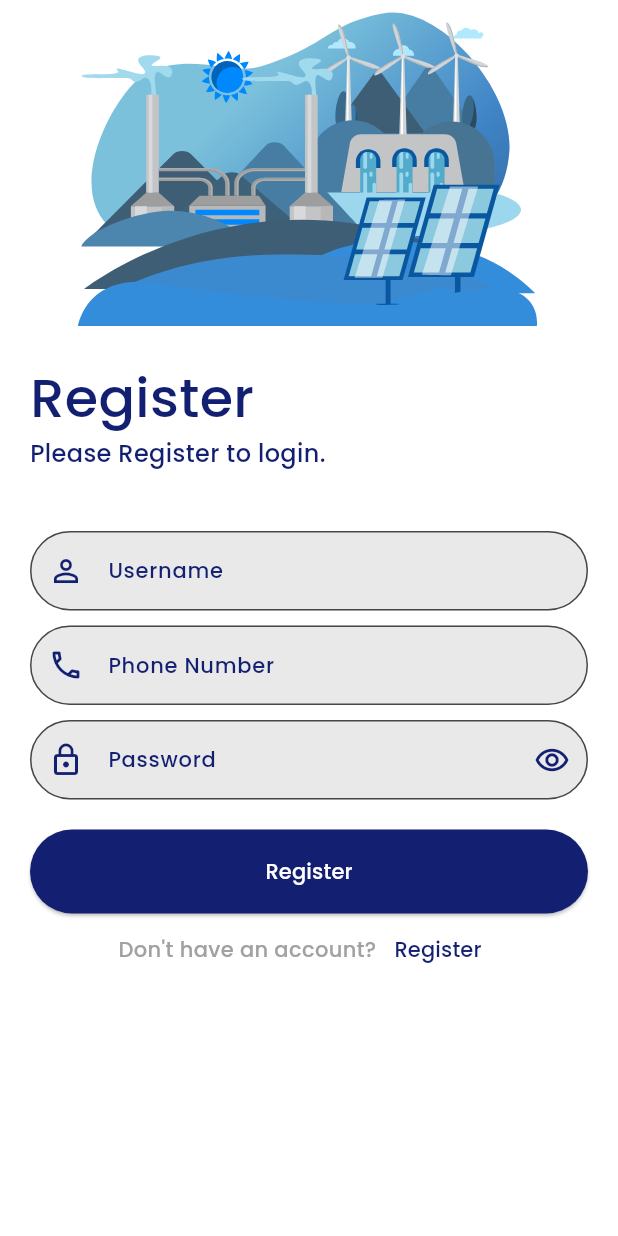
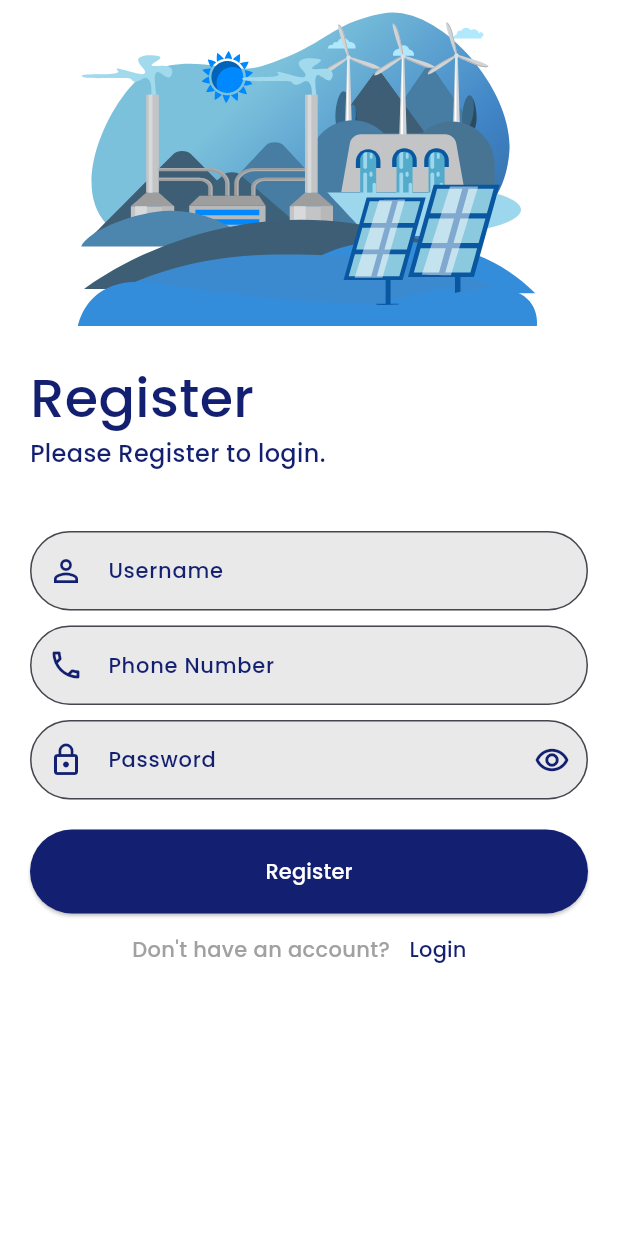
Before and after one commit to ferya2/SKPLU_App-Test_Technical, a Flutter app: the screen it shows after launch, after a tap on "Login", after a tap on "Forgot Password?", after a tap on "Register", on a phone screen of 412 x 824 dp. Run offline on Flutter 3.47's test engine with Material 3 defaults, Android fonts, the phone set to English and light mode, and no system bars; our stand-ins replace google_nav_bar, lottie.

Commit message:
Feat(Login,Register,Homepage) - Detailing UI

```diff
--- a/test_technical/lib/feature/auth/view/login.dart
+++ b/test_technical/lib/feature/auth/view/login.dart
@@ -21,8 +21,10 @@ class LoginView extends StatelessWidget {
   Widget build(BuildContext context) {
     return Scaffold(
       backgroundColor: AppColor.whiteNeutral,
-      resizeToAvoidBottomInset: false,
+      resizeToAvoidBottomInset: true, // Pastikan ini diatur ke true
       body: SafeArea(
+        child: SingleChildScrollView(
+          // Tambahkan SingleChildScrollView
           child: Padding(
             padding: CustomPadding.kSidePadding,
             child: Column(
@@ -76,9 +78,8 @@ class LoginView extends StatelessWidget {
                       onPressed: model.isLoading
                           ? null
                           : () {
-                            // Bungkus operasi async dalam fungsi sinkron
                               _loginDummy(model, context);
-                          } as VoidCallback?, // Casting as VoidCallback agar bisa dianggap sebagai VoidCallback
+                            } as VoidCallback?,
                     );
                   },
                 ),
@@ -110,6 +111,7 @@ class LoginView extends StatelessWidget {
             ),
           ),
         ),
+      ),
     );
   }
 
@@ -120,19 +122,20 @@ class LoginView extends StatelessWidget {
       passwordController.text,
     );
 
-    // Ensure the widget is still mounted
     if (context.mounted) {
       if (isSuccess) {
-        // Show success snack bar
         ScaffoldMessenger.of(context).showSnackBar(
           SnackBar(content: Text('Login successful')),
         );
 
-        // Navigate to home page
         Navigator.pushReplacement(context,
             RoutingPage.onGenerateRoute(RouteSettings(name: '/navbar')));
+      } else if (usernameController.text.isEmpty ||
+          passwordController.text.isEmpty) {
+        ScaffoldMessenger.of(context).showSnackBar(
+          SnackBar(content: Text('Textfield harus diisi')),
+        );
       } else {
-        // Show failure snack bar
         ScaffoldMessenger.of(context).showSnackBar(
           SnackBar(content: Text('Login failed')),
         );
--- a/test_technical/lib/feature/auth/view/register.dart
+++ b/test_technical/lib/feature/auth/view/register.dart
@@ -16,8 +16,9 @@ class RegisterPage extends StatelessWidget {
   Widget build(BuildContext context) {
     return Scaffold(
       backgroundColor: AppColor.whiteNeutral,
-      resizeToAvoidBottomInset: false,
+      resizeToAvoidBottomInset: true,
       body: SafeArea(
+        child: SingleChildScrollView(
           child: Padding(
             padding: CustomPadding.kSidePadding,
             child: Column(
@@ -74,7 +75,7 @@ class RegisterPage extends StatelessWidget {
                                     RouteSettings(name: '/login')));
                           },
                           child: Text(
-                          'Register',
+                            'Login',
                             style: AppTextStyle.smallText,
                           ))
                     ],
@@ -84,6 +85,7 @@ class RegisterPage extends StatelessWidget {
             ),
           ),
         ),
+      ),
     );
   }
 }
--- a/test_technical/lib/feature/homepage/view/homepage.dart
+++ b/test_technical/lib/feature/homepage/view/homepage.dart
@@ -24,6 +24,7 @@ class HomePage extends StatelessWidget {
           SafeArea(
             child: Padding(
               padding: CustomPadding.kSidePadding,
+              child: SingleChildScrollView(
                 child: Column(
                   crossAxisAlignment: CrossAxisAlignment.start,
                   children: [
@@ -88,10 +89,11 @@ class HomePage extends StatelessWidget {
                       textColor: AppColor.blackNeutral,
                       subtitleColor: Colors.red,
                       onTap: () {
-                      print('SPKLU Mandalajati diklik!');
+                        print('Energy Consumption diklik!');
                       },
                     ),
                   ],
+                ),
               ),
             ),
           ),
```
Lines whose indentation alone changed are shown as unchanged.
